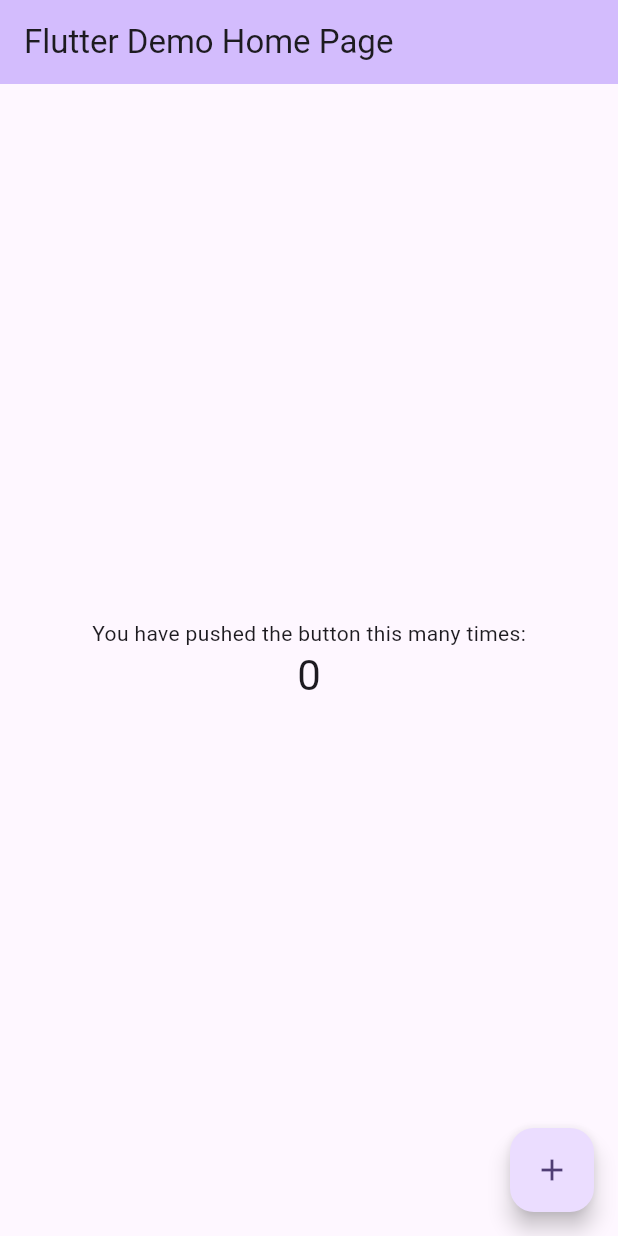
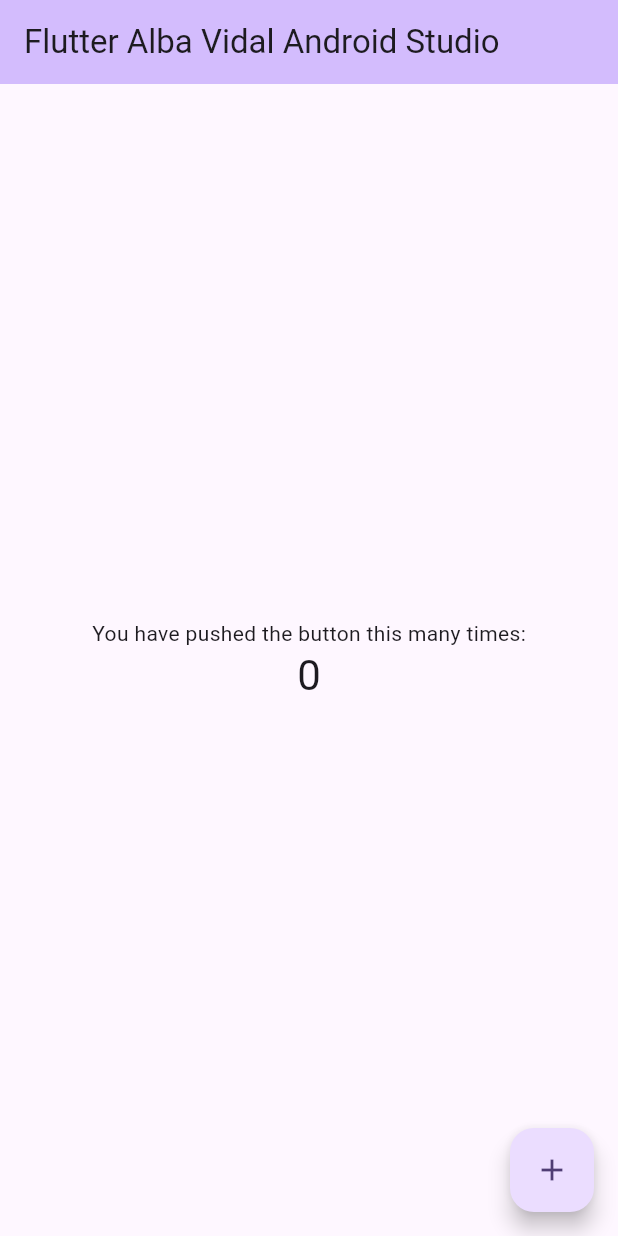
Before and after one commit to AlbaVidalEsteve/comptador-app-android, a Flutter app: the screen it shows after launch, on a phone screen of 412 x 824 dp. Run offline on Flutter 3.47's test engine with Material 3 defaults, Android fonts, the phone set to English and light mode, and no system bars.

Commit message:
Canvi títol

```diff
--- a/lib/main.dart
+++ b/lib/main.dart
@@ -30,7 +30,7 @@ class MyApp extends StatelessWidget {
         // tested with just a hot reload.
         colorScheme: ColorScheme.fromSeed(seedColor: Colors.deepPurple),
       ),
-      home: const MyHomePage(title: 'Flutter Demo Home Page'),
+      home: const MyHomePage(title: 'Flutter Alba Vidal Android Studio'),
     );
   }
 }
```
